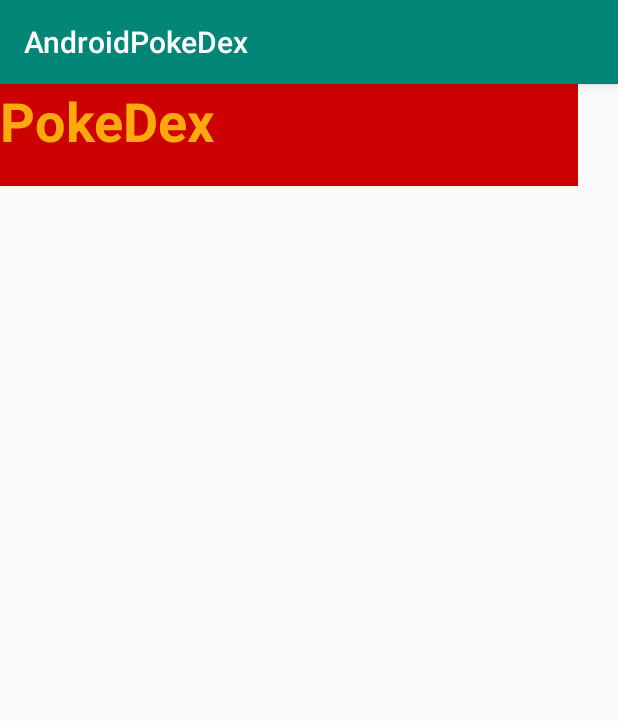
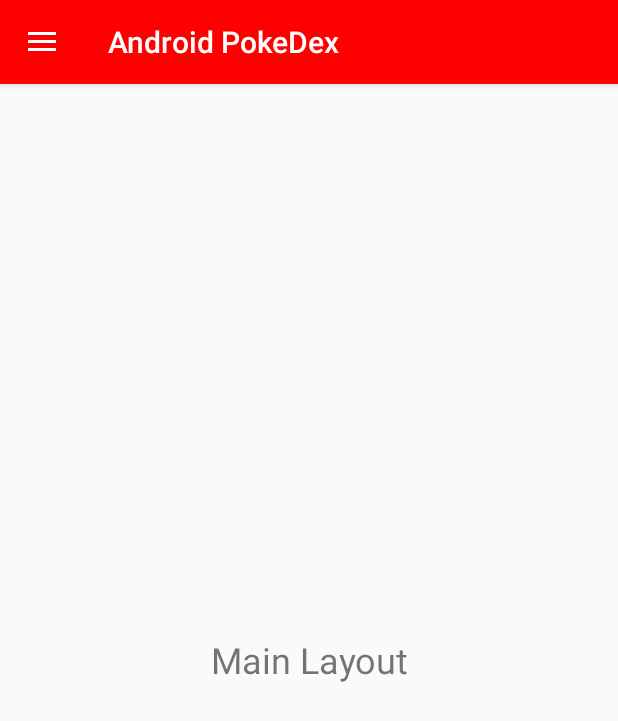
Before and after one commit to simonvank98/AndroidPokeDex, an Android app: the screen it shows after launch (MainActivity), on a phone screen of 412 x 824 dp. Shown: the top 721 px of the screen. Run offline under Robolectric (Android 15) with nearby library versions, the phone set to English and light mode, and no system bars.

Commit message:
added drawer layout

```diff
--- a/app/build.gradle
+++ b/app/build.gradle
@@ -21,10 +21,12 @@ android {
 dependencies {
     implementation fileTree(dir: 'libs', include: ['*.jar'])
     implementation 'com.android.support:appcompat-v7:26.1.0'
+    implementation 'com.android.support:design:26.1.0'
     implementation 'com.android.support.constraint:constraint-layout:1.1.3'
     testImplementation 'junit:junit:4.12'
     androidTestImplementation 'com.android.support.test:runner:1.0.2'
     androidTestImplementation 'com.android.support.test.espresso:espresso-core:3.0.2'
     implementation 'com.google.firebase:firebase-core:16.0.1'
+    implementation 'com.android.support:recyclerview-v7:26.1.0'
 }
 apply plugin: 'com.google.gms.google-services'
--- /dev/null
+++ b/app/src/main/java/com/example/nomis/androidpokedex/FavoritesActivity.java
@@ -0,0 +1,4 @@
+package com.example.nomis.androidpokedex;
+
+public class FavoritesActivity {
+}
--- a/app/src/main/java/com/example/nomis/androidpokedex/MainActivity.java
+++ b/app/src/main/java/com/example/nomis/androidpokedex/MainActivity.java
@@ -1,13 +1,39 @@
 package com.example.nomis.androidpokedex;
 
+import android.support.v4.widget.DrawerLayout;
+import android.support.v7.app.ActionBarDrawerToggle;
 import android.support.v7.app.AppCompatActivity;
 import android.os.Bundle;
+import android.view.MenuItem;
 
 public class MainActivity extends AppCompatActivity {
+
+    private DrawerLayout mDrawerLayout;
+    private ActionBarDrawerToggle mToggle;
 
     @Override
     protected void onCreate(Bundle savedInstanceState) {
         super.onCreate(savedInstanceState);
         setContentView(R.layout.activity_main);
+
+        mDrawerLayout = (DrawerLayout) findViewById(R.id.drawerLayout);
+        mToggle = new ActionBarDrawerToggle(this, mDrawerLayout, R.string.open, R.string.close);
+
+        mDrawerLayout.addDrawerListener(mToggle);
+        mToggle.syncState();
+
+        getSupportActionBar().setDisplayHomeAsUpEnabled(true);
+
+
+    }
+
+    @Override
+    public boolean onOptionsItemSelected(MenuItem item) {
+
+        if(mToggle.onOptionsItemSelected(item)) {
+            return true;
+        }
+
+        return super.onOptionsItemSelected(item);
     }
 }
--- a/app/src/main/res/layout/activity_main.xml
+++ b/app/src/main/res/layout/activity_main.xml
@@ -1,27 +1,33 @@
 <?xml version="1.0" encoding="utf-8"?>
-<android.support.constraint.ConstraintLayout xmlns:android="http://schemas.android.com/apk/res/android"
+<android.support.v4.widget.DrawerLayout xmlns:android="http://schemas.android.com/apk/res/android"
     xmlns:app="http://schemas.android.com/apk/res-auto"
     xmlns:tools="http://schemas.android.com/tools"
     android:layout_width="match_parent"
     android:layout_height="match_parent"
-    tools:context=".MainActivity">
+    tools:context=".MainActivity"
+    android:id="@+id/drawerLayout">
 
-    <ImageView
-        android:id="@+id/imageView"
-        android:layout_width="385dp"
-        android:layout_height="68dp"
-        app:srcCompat="@android:color/holo_red_dark"
-        tools:layout_editor_absoluteX="0dp"
-        tools:layout_editor_absoluteY="1dp" />
+    <android.support.v7.widget.LinearLayoutCompat
+        android:layout_width="match_parent"
+        android:layout_height="match_parent">
 
-    <TextView
-        android:id="@+id/textViewPokeDex"
-        android:layout_width="wrap_content"
-        android:layout_height="wrap_content"
-        android:text="PokeDex"
-        android:textColor="?android:attr/colorPressedHighlight"
-        android:textSize="36sp"
-        android:textStyle="bold"
-        tools:layout_editor_absoluteX="120dp"
-        tools:layout_editor_absoluteY="16dp" />
-</android.support.constraint.ConstraintLayout>
+        <TextView
+            android:layout_width="match_parent"
+            android:layout_height="wrap_content"
+            android:text="Main Layout"
+            android:id="@+id/textView"
+            android:layout_gravity="center_vertical"
+            android:textAlignment="center"
+            android:textSize="24dp"/>
+
+    </android.support.v7.widget.LinearLayoutCompat>
+
+    <android.support.design.widget.NavigationView
+        android:layout_width="match_parent"
+        android:layout_height="match_parent"
+        app:menu="@menu/navigation"
+        android:layout_gravity="start">
+
+    </android.support.design.widget.NavigationView>
+
+</android.support.v4.widget.DrawerLayout>
--- /dev/null
+++ b/app/src/main/res/layout/favorites.xml
@@ -0,0 +1,15 @@
+<?xml version="1.0" encoding="utf-8"?>
+<android.support.constraint.ConstraintLayout
+    xmlns:android="http://schemas.android.com/apk/res/android"
+    xmlns:tools="http://schemas.android.com/tools"
+    android:layout_width="match_parent"
+    android:layout_height="match_parent">
+
+    <TextView
+        android:id="@+id/textView2"
+        android:layout_width="wrap_content"
+        android:layout_height="wrap_content"
+        android:text="Favorite works!"
+        tools:layout_editor_absoluteX="163dp"
+        tools:layout_editor_absoluteY="204dp" />
+</android.support.constraint.ConstraintLayout>
--- /dev/null
+++ b/app/src/main/res/menu/navigation.xml
@@ -0,0 +1,12 @@
+<?xml version="1.0" encoding="utf-8"?>
+<menu xmlns:android="http://schemas.android.com/apk/res/android">
+
+    <item android:id="@+id/nav_main"
+        android:icon="@mipmap/baseline_list_black_24dp"
+        android:title="PokeDex"/>
+
+    <item android:id="@+id/nav_favorite"
+        android:icon="@mipmap/baseline_favorite_border_black_24dp"
+        android:title="Favorites"/>
+
+</menu>
--- a/app/src/main/res/values/colors.xml
+++ b/app/src/main/res/values/colors.xml
@@ -1,6 +1,6 @@
 <?xml version="1.0" encoding="utf-8"?>
 <resources>
-    <color name="colorPrimary">#008577</color>
-    <color name="colorPrimaryDark">#00574B</color>
-    <color name="colorAccent">#D81B60</color>
+    <color name="colorPrimary">#ff0000</color>
+    <color name="colorPrimaryDark">#000</color>
+    <color name="colorAccent">#f00</color>
 </resources>
--- a/app/src/main/res/values/strings.xml
+++ b/app/src/main/res/values/strings.xml
@@ -1,3 +1,5 @@
 <resources>
-    <string name="app_name">AndroidPokeDex</string>
+    <string name="app_name">Android PokeDex</string>
+    <string name="open">Open</string>
+    <string name="close">Close</string>
 </resources>
```
